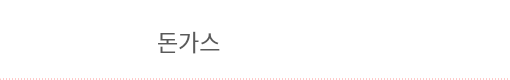
Above: UI/Recipe_Item.ui from gimmjuu/AIHomeMadeChef before the change. Below: the same form after it.
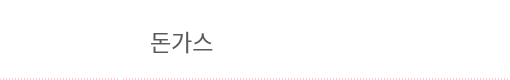
That is the form after the change. Icons and pictures are not drawn.

Diff of the .ui file:
```diff
--- a/UI/Recipe_Item.ui
+++ b/UI/Recipe_Item.ui
@@ -60,7 +60,7 @@
      <rect>
       <x>0</x>
       <y>0</y>
-      <width>131</width>
+      <width>121</width>
       <height>80</height>
      </rect>
     </property>
@@ -77,9 +77,9 @@
    <widget class="QLabel" name="label_2">
     <property name="geometry">
      <rect>
-      <x>150</x>
+      <x>143</x>
       <y>20</y>
-      <width>371</width>
+      <width>290</width>
       <height>41</height>
      </rect>
     </property>
```
Left out of the diff: 19 changed lines with no effect on the pictures.
